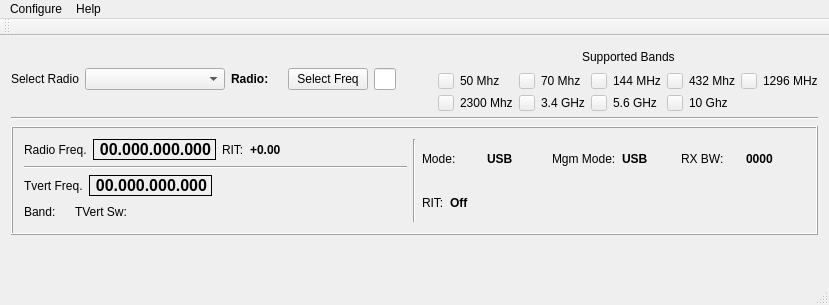
Qt form mqt/MqtRigControl/rigcontrolmainwindow.ui (Rsclub22/Minos2-Mirror) before a commit.
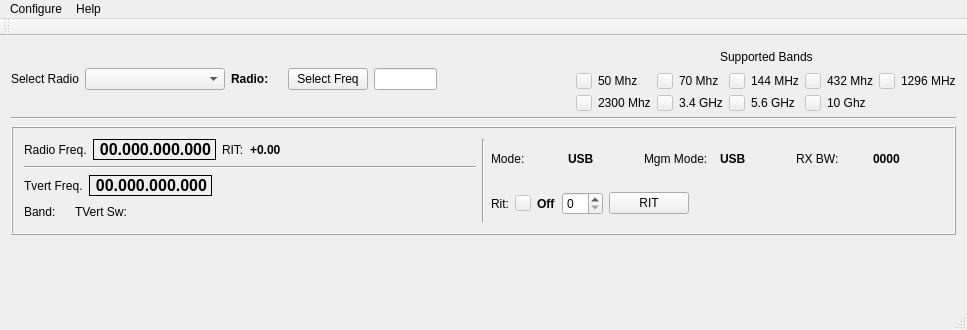
The same form after that commit. Custom widgets are drawn as their Qt base class.

```diff
--- a/mqt/MqtRigControl/rigcontrolmainwindow.ui
+++ b/mqt/MqtRigControl/rigcontrolmainwindow.ui
@@ -6,15 +6,15 @@
    <rect>
     <x>0</x>
     <y>0</y>
-    <width>829</width>
-    <height>305</height>
+    <width>967</width>
+    <height>330</height>
    </rect>
   </property>
   <property name="windowTitle">
    <string>Minos Rig Control</string>
   </property>
   <widget class="QWidget" name="centralWidget">
-   <layout class="QVBoxLayout" name="verticalLayout_5">
+   <layout class="QVBoxLayout" name="verticalLayout_6">
     <item>
      <layout class="QVBoxLayout" name="verticalLayout_2">
       <item>
@@ -612,18 +612,43 @@
             </layout>
            </item>
            <item>
-            <layout class="QHBoxLayout" name="horizontalLayout_10">
+            <layout class="QHBoxLayout" name="horizontalLayout_19">
              <item>
               <layout class="QHBoxLayout" name="horizontalLayout_11">
                <item>
-                <widget class="QLabel" name="RitOnOffLbl">
+                <layout class="QHBoxLayout" name="horizontalLayout_10">
+                 <item>
+                  <layout class="QVBoxLayout" name="verticalLayout_5">
+                   <item>
+                    <layout class="QHBoxLayout" name="horizontalLayout_13">
+                     <item>
+                      <widget class="QLabel" name="ritStatusLabel">
                  <property name="text">
-                  <string>RIT:</string>
-                 </property>
+                        <string>Rit:</string>
+                       </property>
+                       <property name="alignment">
+                        <set>Qt::AlignCenter</set>
+                       </property>
                 </widget>
                </item>
                <item>
-                <widget class="QLabel" name="RitOnffStatLbl">
+                      <widget class="QPushButton" name="ritStatusInd">
+                       <property name="enabled">
+                        <bool>false</bool>
+                       </property>
+                       <property name="maximumSize">
+                        <size>
+                         <width>16</width>
+                         <height>16</height>
+                        </size>
+                       </property>
+                       <property name="text">
+                        <string/>
+                       </property>
+                      </widget>
+                     </item>
+                     <item>
+                      <widget class="QLabel" name="ritStatusText">
                  <property name="font">
                   <font>
                    <weight>75</weight>
@@ -637,6 +662,22 @@
                </item>
               </layout>
              </item>
+                  </layout>
+                 </item>
+                 <item>
+                  <widget class="QSpinBox" name="setRitSpinner"/>
+                 </item>
+                 <item>
+                  <widget class="QPushButton" name="ritButton">
+                   <property name="text">
+                    <string>RIT</string>
+                   </property>
+                  </widget>
+                 </item>
+                </layout>
+               </item>
+              </layout>
+             </item>
              <item>
               <spacer name="horizontalSpacer_3">
                <property name="orientation">
@@ -644,8 +685,8 @@
                </property>
                <property name="sizeHint" stdset="0">
                 <size>
-                 <width>40</width>
-                 <height>20</height>
+                 <width>58</width>
+                 <height>37</height>
                 </size>
                </property>
               </spacer>
@@ -697,7 +738,7 @@
     <rect>
      <x>0</x>
      <y>0</y>
-     <width>829</width>
+     <width>967</width>
      <height>21</height>
     </rect>
    </property>
```
Lines whose indentation alone changed are shown as unchanged.
